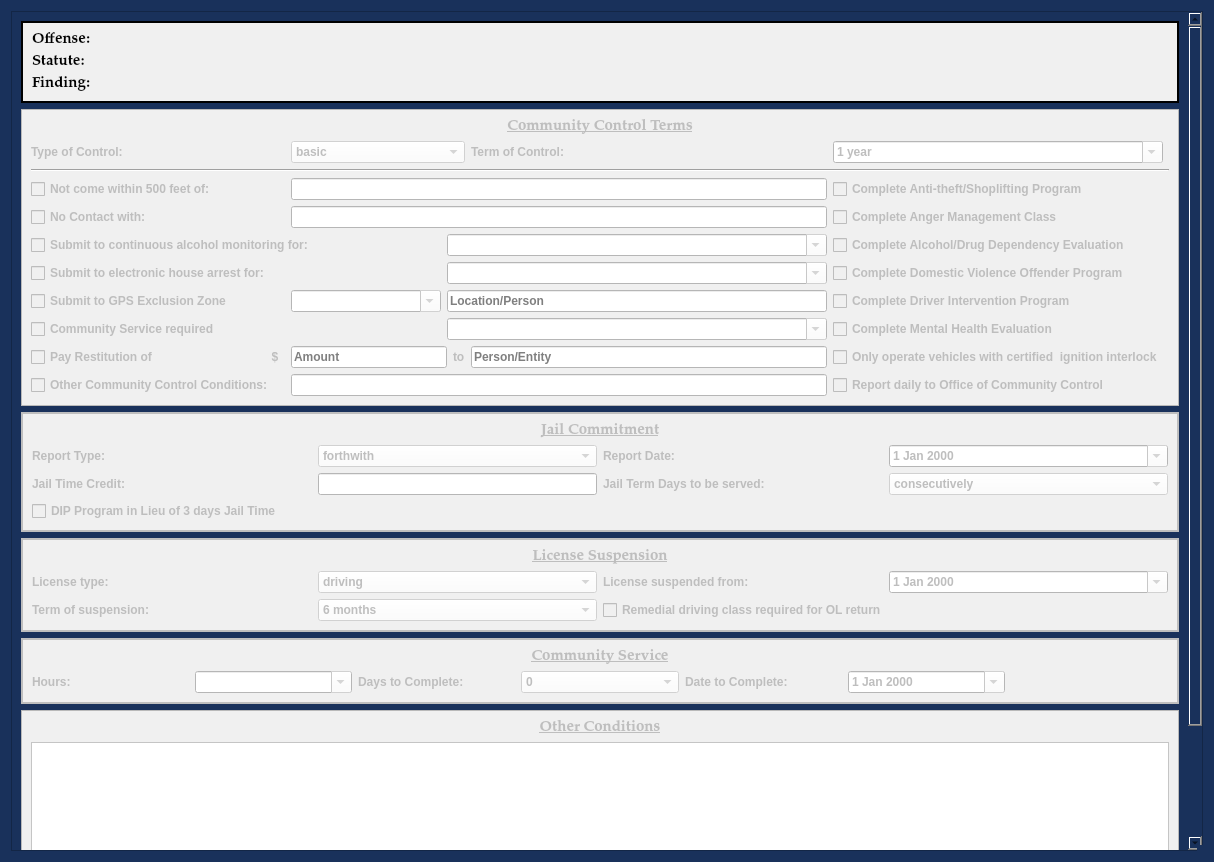
Above: views/ui/AddCommunityControlDialog.ui from HunterProgram22/MuniEntry before the change. Below: the same form after it.
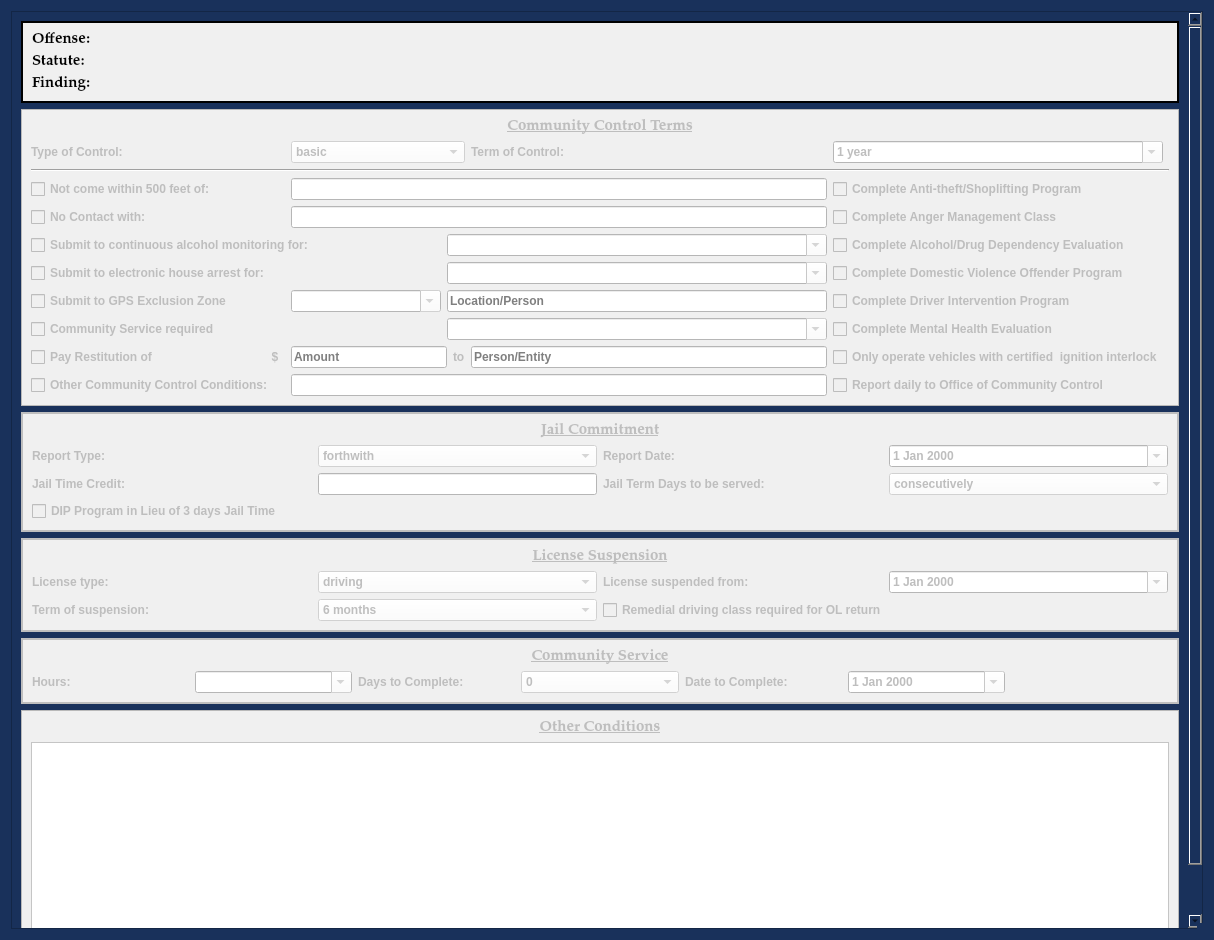
That is the form after the change.

What changed in the file:
```diff
--- a/views/ui/AddCommunityControlDialog.ui
+++ b/views/ui/AddCommunityControlDialog.ui
@@ -13,7 +13,7 @@
     <x>0</x>
     <y>0</y>
     <width>1214</width>
-    <height>862</height>
+    <height>940</height>
    </rect>
   </property>
   <property name="sizePolicy">
@@ -167,7 +167,7 @@
       <property name="geometry">
        <rect>
         <x>0</x>
-        <y>0</y>
+        <y>-215</y>
         <width>1171</width>
         <height>1133</height>
        </rect>
```
Left out of the diff: 620 changed lines with no effect on the pictures.
